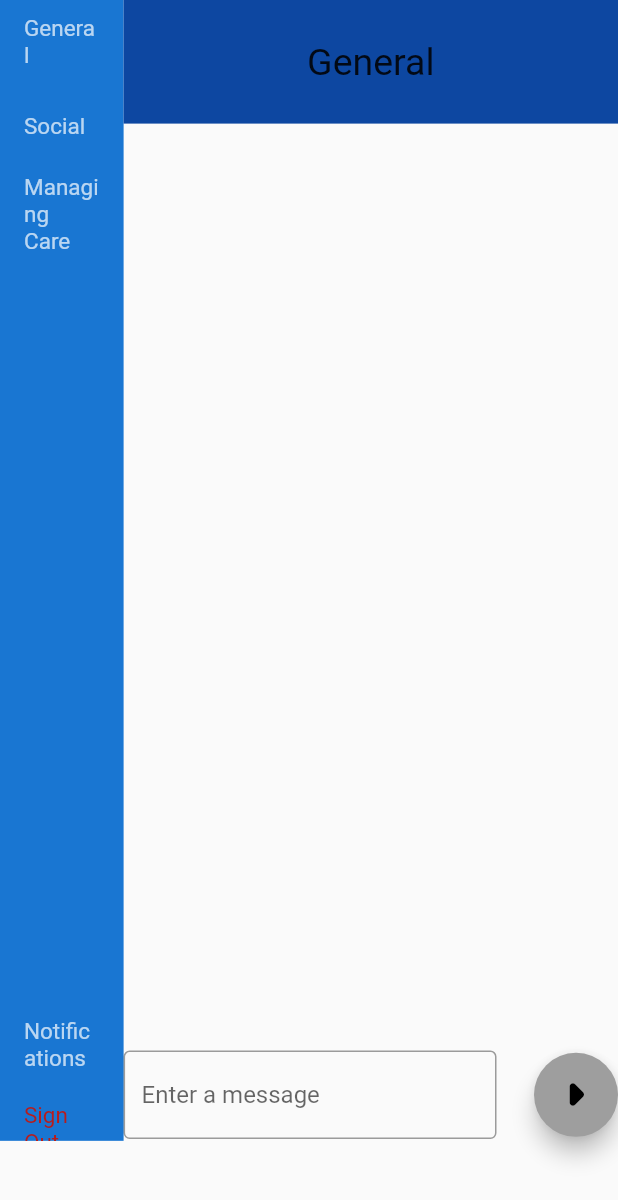
After one commit to wearablebiosensing/carewell_iOS_app, a Flutter app: the Comments screen opened directly, after a tap on "General", on a phone screen of 412 x 824 dp. The commit adds this screen. Shown: the top 1200 px of the screen. Run offline on Flutter 3.47's test engine with Material 2 defaults, Android fonts, the phone set to English and light mode, and no system bars; our stand-ins replace cloud_firestore, firebase_auth, firebase_core, webview_flutter; missing offline and left inert: gsheets, platform_device_id; accounts and stored records are empty; key blocks and very long unbroken strings in the code were emptied for the run.

Commit message:
Comment Functionality

```diff
--- /dev/null
+++ b/carewellapp/lib/Chat Application/chatViews/expanded.dart
@@ -0,0 +1,103 @@
+import 'package:carewellapp/Chat%20Application/chatViews/feed.dart';
+import 'package:carewellapp/navigation_elements/dashboard.dart';
+import 'package:flutter/material.dart';
+import 'package:flutter/widgets.dart';
+
+import '../../main.dart';
+
+class Comments extends StatefulWidget {
+  const Comments({Key? key}) : super(key: key);
+
+  @override
+  _CommentsState createState() => _CommentsState();
+}
+
+class _CommentsState extends State<Comments> {
+  @override
+  Widget build(BuildContext context) {
+    return Scaffold(
+        body: Row(
+      children: [
+        Column(children: [
+          Container(
+              color: Colors.blue[700],
+              height: MediaQuery.of(context).size.height * 0.923,
+              width: MediaQuery.of(context).size.width * 0.20,
+              child: ListView(
+                children: [
+                  ListTile(
+                    title: Text("General",
+                        style: TextStyle(
+                            color: Colors.white70,
+                            fontSize: 15 /*/ deviceTextScaleFactor + 2*/)),
+                    onTap: () async {
+                      setState(() {
+                        selection = "General";
+                        isComment = false;
+                      });
+                    },
+                  ),
+                  ListTile(
+                    title: Text("Social",
+                        style: TextStyle(
+                            color: Colors.white70,
+                            fontSize: 15 /* /  deviceTextScaleFactor + 2 */)),
+                    onTap: () async {
+                      setState(() {
+                        isComment = false;
+                        selection = "Social";
+                      });
+                    },
+                  ),
+                  ListTile(
+                    title: Text("Managing Care",
+                        style: TextStyle(
+                            color: Colors.white70,
+                            fontSize: 15 /*/ deviceTextScaleFactor + 2 */)),
+                    onTap: () async {
+                      setState(() {
+                        isComment = false;
+                        selection = "Managing Care";
+                      });
+                    },
+                  ),
+                  SizedBox(
+                    height: MediaQuery.of(context).size.height * 0.6,
+                  ),
+                  ListTile(
+                    title: Text("Notifications",
+                        style: TextStyle(
+                            color: Colors.white70,
+                            fontSize: 15 /*/ deviceTextScaleFactor + 2 */)),
+                    onTap: () async {
+                      isComment = false;
+                    },
+                  ),
+                  ListTile(
+                    title: Text("Sign Out",
+                        style: TextStyle(
+                            color: Colors.red[900],
+                            fontSize: 15 /*/ deviceTextScaleFactor + 2 */)),
+                    onTap: () async {
+                      isComment = false;
+                      var startManagingCare =
+                          DateTime.now().millisecondsSinceEpoch;
+                      //  onIndexChanged(2);
+                      appBarText = "Sign Out";
+                      var stopManagingCare =
+                          DateTime.now().millisecondsSinceEpoch;
+                      //  _signOut();
+                      Navigator.pushReplacement(
+                        context,
+                        MaterialPageRoute(builder: (context) => dashboard()),
+                      );
+                    },
+                  ),
+                ],
+              )),
+        ]),
+        feed(context, getStream()),
+      ],
+    ));
+  }
+}
--- a/carewellapp/lib/Chat Application/chatViews/feed.dart
+++ b/carewellapp/lib/Chat Application/chatViews/feed.dart
@@ -1,3 +1,4 @@
+import 'package:carewellapp/Chat%20Application/chatViews/expanded.dart';
 import 'package:carewellapp/Chat%20Application/chatViews/signin.dart';
 import 'package:carewellapp/main.dart';
 import 'package:carewellapp/navigation_elements/community.dart';
@@ -9,6 +10,8 @@ import 'package:flutter/gestures.dart';
 import 'package:flutter/material.dart';
 
 String selection = 'General';
+String post = '';
+bool isComment = false;
 
 class Feed extends StatefulWidget {
   @override
@@ -77,6 +80,7 @@ class _FeedState extends State<Feed> {
                             color: Colors.red[900],
                             fontSize: 15 /*/ deviceTextScaleFactor + 2 */)),
                     onTap: () async {
+                      isComment = false;
                       var startManagingCare =
                           DateTime.now().millisecondsSinceEpoch;
                       //  onIndexChanged(2);
@@ -118,10 +122,21 @@ StreamBuilder<QuerySnapshot> messageStream(
         shrinkWrap: true,
         children: snapshot.data!.docs.map((DocumentSnapshot document) {
           Map<String, dynamic> data = document.data()! as Map<String, dynamic>;
+
           return ListTile(
             title: Text(data['message']),
             subtitle: Text(
                 data['user'] + '          ' + data['time'].toDate().toString()),
+            onTap: () async {
+              isComment = true;
+              post = document.id;
+
+              Navigator.pushReplacement(
+                context,
+                MaterialPageRoute(builder: (context) => Comments()),
+              );
+              ;
+            },
           );
         }).toList(),
       );
@@ -156,7 +171,7 @@ Container feed(
           width: MediaQuery.of(context).size.width,
           child: SingleChildScrollView(
             child: Column(children: [
-              messageStream(getStream()),
+              messageStream(_usersStream),
             ]),
           ),
         ),
@@ -168,7 +183,7 @@ Container feed(
                 controller: messageTextEditingController,
                 decoration: InputDecoration(
                   border: OutlineInputBorder(),
-                  hintText: 'Enter a message',
+                  hintText: isComment ? "Add comment" : 'Enter a message',
                 ),
               ),
             ),
@@ -186,12 +201,25 @@ Container feed(
                 if (message.isEmpty) {
                   print("Message is empty");
                 } else {
-                  FirebaseFirestore.instance.collection(selection).add({
-                    'message': message,
-                    'time': new Timestamp.now(),
-                    'user': username
-                  });
+                  if (!isComment) {
+                    FirebaseFirestore.instance.collection(selection).add({
+                      'message': message,
+                      'time': new Timestamp.now(),
+                      'user': username,
+                    });
+                  } else {
+                    FirebaseFirestore.instance
+                        .collection(selection)
+                        .doc(post)
+                        .collection("comments")
+                        .add({
+                      'message': message,
+                      'time': new Timestamp.now(),
+                      'user': username,
+                    });
+                  }
                 }
+
                 messageTextEditingController.clear();
               },
             ),
@@ -203,6 +231,14 @@ Container feed(
 }
 
 Stream<QuerySnapshot> getStream() {
+  if (isComment) {
+    return FirebaseFirestore.instance
+        .collection(selection)
+        .doc(post)
+        .collection("comments")
+        .orderBy('time')
+        .snapshots();
+  }
   return FirebaseFirestore.instance
       .collection(selection)
       .orderBy('time')
```
